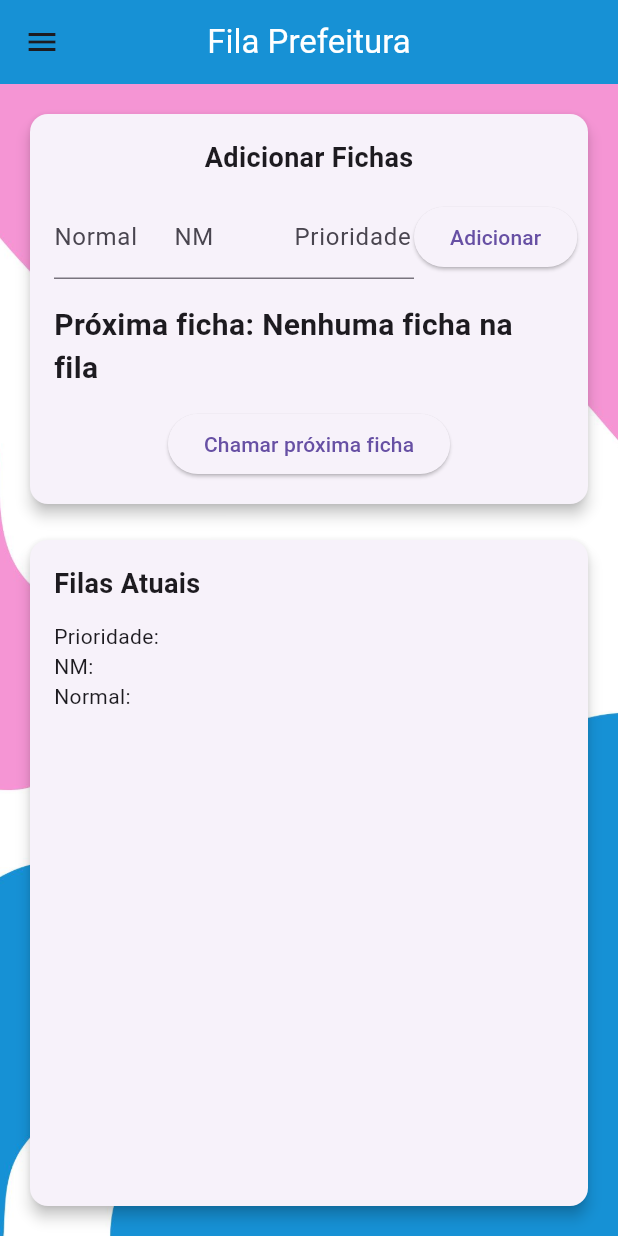
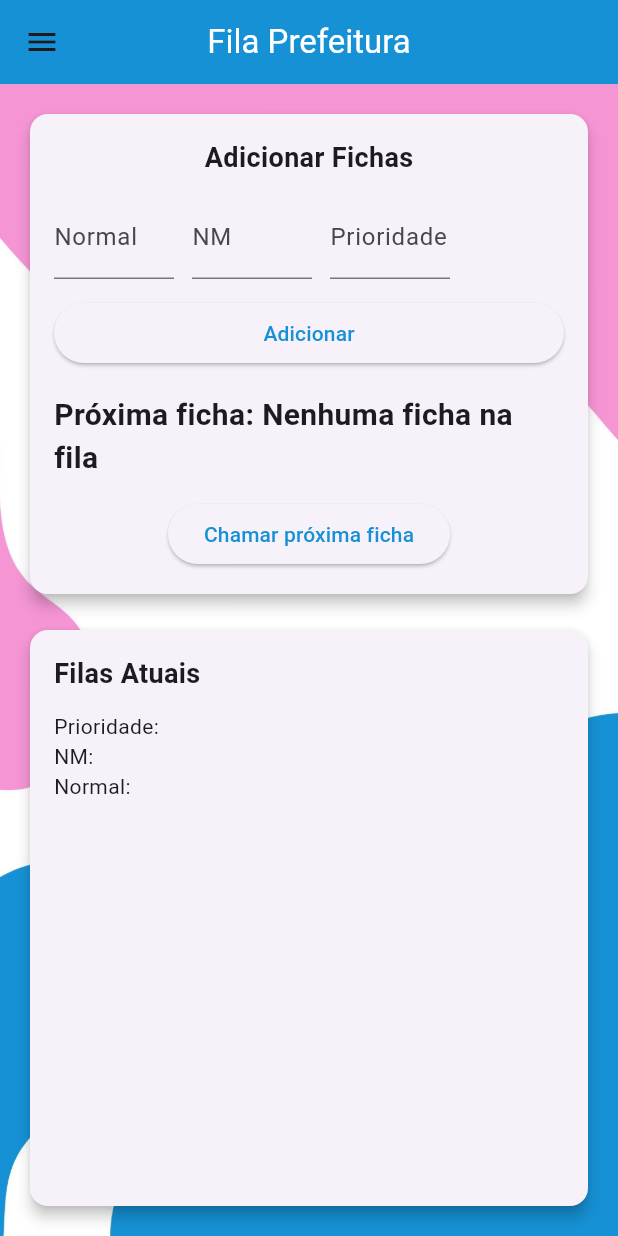
Before and after one commit to Fabiolazg/senhaprefeitura, a Flutter app: the screen it shows after launch, on a phone screen of 412 x 824 dp. Run offline on Flutter 3.47's test engine with Material 3 defaults, Android fonts, the phone set to English and light mode, and no system bars; our stand-ins replace firebase_auth, firebase_core, google_fonts, google_sign_in; accounts and stored records are empty.

Commit message:
Configuração para depuração e modificações de estilo dos botões.

```diff
--- a/lib/services/auth_service.dart
+++ b/lib/services/auth_service.dart
@@ -4,6 +4,7 @@ import 'package:google_sign_in/google_sign_in.dart';
 class AuthService {
 
   final FirebaseAuth _auth = FirebaseAuth.instance;
+  final GoogleSignIn _googleSignIn = GoogleSignIn();
 
   //REGISTRO
   Future<User?> register(String email, String password, String username) async{
--- a/lib/view/home_page.dart
+++ b/lib/view/home_page.dart
@@ -177,8 +177,9 @@ class _HomePageState extends State<HomePage> {
                       style: TextStyle(fontSize: 18, fontWeight: FontWeight.bold),
                     ),
                     const SizedBox(height: 12),
-                    Row(
-                      mainAxisAlignment: MainAxisAlignment.spaceAround,
+                    Wrap(
+                      spacing: 12,
+                      runSpacing: 12,
                       children: [
                         SizedBox(
                           width: 80,
@@ -204,9 +205,15 @@ class _HomePageState extends State<HomePage> {
                             decoration: const InputDecoration(labelText: "Prioridade"),
                           ),
                         ),
-                        ElevatedButton(
+                        SizedBox(
+                          width : double.infinity,
+                        child: ElevatedButton(
                           onPressed: addTickets,
-                          child: const Text("Adicionar"),
+                          child: const Text("Adicionar",
+                          style: TextStyle(
+                            color: Color(0xFF1791d5)
+                          ),),
+                        ),
                         ),
                       ],
                     ),
@@ -218,7 +225,10 @@ class _HomePageState extends State<HomePage> {
                     const SizedBox(height: 12),
                     ElevatedButton(
                       onPressed: callNextTicket,
-                      child: const Text("Chamar próxima ficha"),
+                      child: const Text("Chamar próxima ficha",
+                      style: TextStyle(
+                        color: Color(0xFF1791d5)
+                      ),),
                     ),
                   ],
                 ),
```
Also changed, not shown: pubspec.yaml (+5 -6 lines), pubspec.lock, 1 other file.
